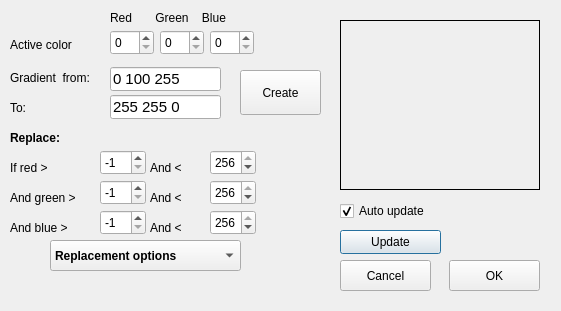
This is dcolors.ui in nikkNizz/Drawish as Qt 5 draws it before an edit. The edited form follows.
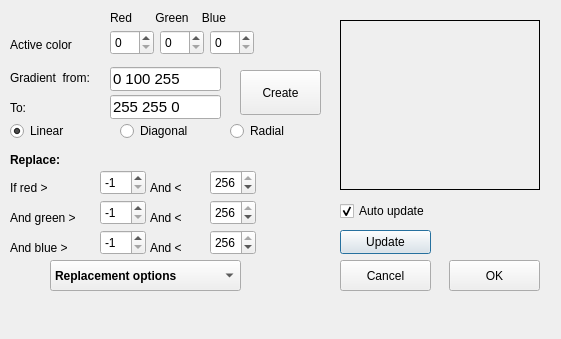
This is the edited form. Icons and pictures are not drawn.

```diff
--- a/dcolors.ui
+++ b/dcolors.ui
@@ -7,7 +7,7 @@
     <x>0</x>
     <y>0</y>
     <width>561</width>
-    <height>311</height>
+    <height>339</height>
    </rect>
   </property>
   <property name="windowTitle">
@@ -446,9 +446,9 @@
    <property name="geometry">
     <rect>
      <x>10</x>
-     <y>130</y>
+     <y>150</y>
      <width>111</width>
-     <height>16</height>
+     <height>20</height>
     </rect>
    </property>
    <property name="font">
@@ -464,7 +464,7 @@
    <property name="geometry">
     <rect>
      <x>10</x>
-     <y>160</y>
+     <y>180</y>
      <width>71</width>
      <height>16</height>
     </rect>
@@ -541,7 +541,7 @@
    <property name="geometry">
     <rect>
      <x>100</x>
-     <y>150</y>
+     <y>170</y>
      <width>46</width>
      <height>25</height>
     </rect>
@@ -560,7 +560,7 @@
    <property name="geometry">
     <rect>
      <x>150</x>
-     <y>160</y>
+     <y>180</y>
      <width>51</width>
      <height>16</height>
     </rect>
@@ -610,7 +610,7 @@
    <property name="geometry">
     <rect>
      <x>210</x>
-     <y>150</y>
+     <y>170</y>
      <width>46</width>
      <height>25</height>
     </rect>
@@ -629,7 +629,7 @@
    <property name="geometry">
     <rect>
      <x>10</x>
-     <y>190</y>
+     <y>210</y>
      <width>81</width>
      <height>16</height>
     </rect>
@@ -679,7 +679,7 @@
    <property name="geometry">
     <rect>
      <x>100</x>
-     <y>180</y>
+     <y>200</y>
      <width>46</width>
      <height>25</height>
     </rect>
@@ -698,7 +698,7 @@
    <property name="geometry">
     <rect>
      <x>150</x>
-     <y>190</y>
+     <y>210</y>
      <width>51</width>
      <height>16</height>
     </rect>
@@ -748,7 +748,7 @@
    <property name="geometry">
     <rect>
      <x>210</x>
-     <y>180</y>
+     <y>200</y>
      <width>46</width>
      <height>25</height>
     </rect>
@@ -767,7 +767,7 @@
    <property name="geometry">
     <rect>
      <x>150</x>
-     <y>220</y>
+     <y>240</y>
      <width>51</width>
      <height>16</height>
     </rect>
@@ -817,7 +817,7 @@
    <property name="geometry">
     <rect>
      <x>10</x>
-     <y>220</y>
+     <y>240</y>
      <width>81</width>
      <height>16</height>
     </rect>
@@ -867,7 +867,7 @@
    <property name="geometry">
     <rect>
      <x>100</x>
-     <y>210</y>
+     <y>230</y>
      <width>46</width>
      <height>25</height>
     </rect>
@@ -886,7 +886,7 @@
    <property name="geometry">
     <rect>
      <x>210</x>
-     <y>210</y>
+     <y>230</y>
      <width>46</width>
      <height>25</height>
     </rect>
@@ -906,7 +906,7 @@
     <rect>
      <x>340</x>
      <y>230</y>
-     <width>101</width>
+     <width>91</width>
      <height>24</height>
     </rect>
    </property>
@@ -1172,7 +1172,7 @@
    <property name="geometry">
     <rect>
      <x>10</x>
-     <y>280</y>
+     <y>300</y>
      <width>251</width>
      <height>16</height>
     </rect>
@@ -1185,7 +1185,7 @@
    <property name="geometry">
     <rect>
      <x>50</x>
-     <y>240</y>
+     <y>260</y>
      <width>191</width>
      <height>31</height>
     </rect>
@@ -1252,6 +1252,57 @@
     <bool>true</bool>
    </property>
   </widget>
+  <widget class="QRadioButton" name="linearRadio">
+   <property name="geometry">
+    <rect>
+     <x>10</x>
+     <y>120</y>
+     <width>100</width>
+     <height>22</height>
+    </rect>
+   </property>
+   <property name="toolTip">
+    <string>Linear gradient</string>
+   </property>
+   <property name="text">
+    <string>Linear</string>
+   </property>
+   <property name="checked">
+    <bool>true</bool>
+   </property>
+  </widget>
+  <widget class="QRadioButton" name="diagonalRadio">
+   <property name="geometry">
+    <rect>
+     <x>120</x>
+     <y>120</y>
+     <width>100</width>
+     <height>22</height>
+    </rect>
+   </property>
+   <property name="toolTip">
+    <string>Diagonal gradient</string>
+   </property>
+   <property name="text">
+    <string>Diagonal</string>
+   </property>
+  </widget>
+  <widget class="QRadioButton" name="RadialRadio">
+   <property name="geometry">
+    <rect>
+     <x>230</x>
+     <y>120</y>
+     <width>100</width>
+     <height>22</height>
+    </rect>
+   </property>
+   <property name="toolTip">
+    <string>Radial gradient</string>
+   </property>
+   <property name="text">
+    <string>Radial</string>
+   </property>
+  </widget>
  </widget>
  <resources>
   <include location="Drawish.qrc"/>
```
Left out of the diff: 3 changed lines with no effect on the pictures.
